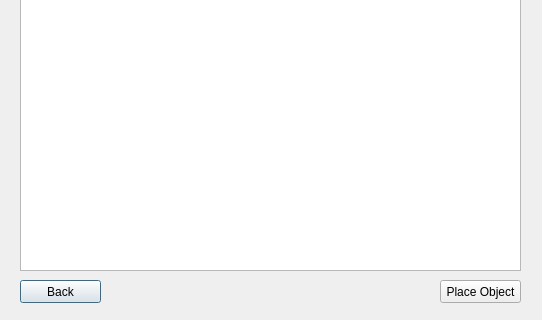
Qt form cuttingdialog.ui (mavil95/MetalSheetCutter) before a commit; both pictures show x 0 to 542 and y 280 to 600 of the 542 by 600 pixel window.
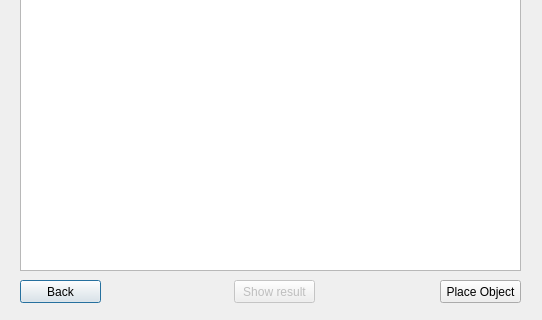
The same form after that commit.

What changed in the file:
```diff
--- a/cuttingdialog.ui
+++ b/cuttingdialog.ui
@@ -116,6 +116,22 @@
     <enum>Qt::ScrollBarAlwaysOff</enum>
    </property>
   </widget>
+  <widget class="QPushButton" name="ShowResultButton">
+   <property name="enabled">
+    <bool>false</bool>
+   </property>
+   <property name="geometry">
+    <rect>
+     <x>234</x>
+     <y>560</y>
+     <width>81</width>
+     <height>23</height>
+    </rect>
+   </property>
+   <property name="text">
+    <string>Show result</string>
+   </property>
+  </widget>
  </widget>
  <resources/>
  <connections>
```
Left out of the diff: 13 changed lines with no effect on the pictures.
